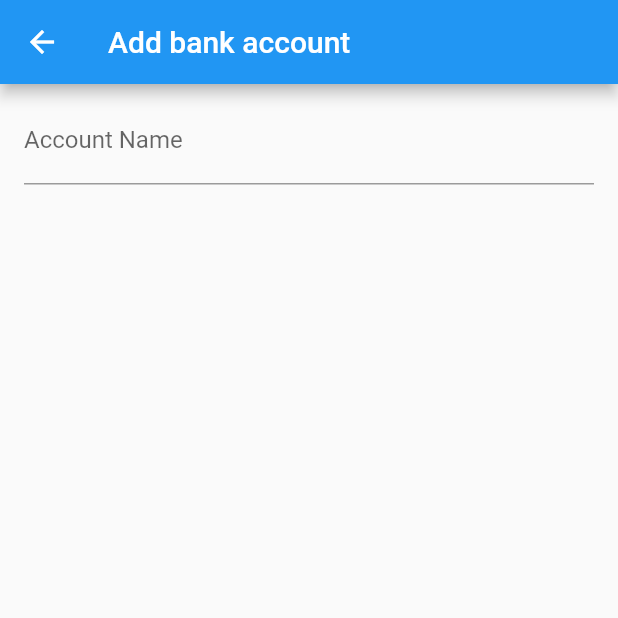
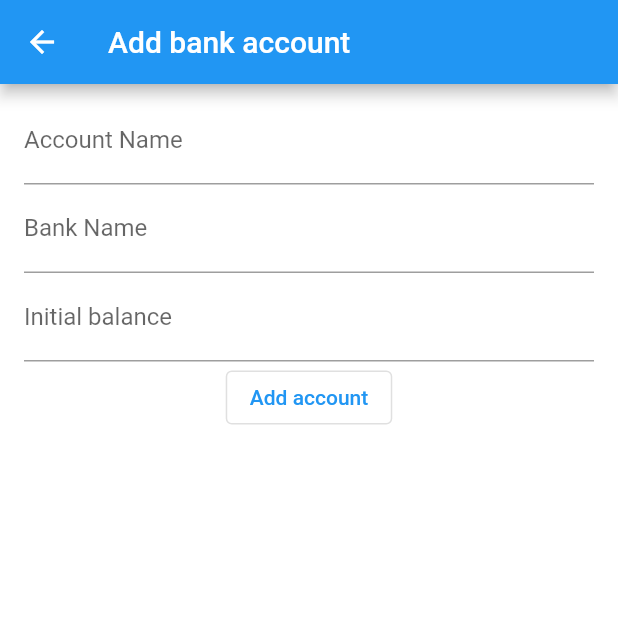
Before and after one commit to MaxMcRolly/gimme-the-loot, a Flutter app: the CreateBankAccountScreen screen opened directly, on a phone screen of 412 x 824 dp, the top half of it. Run offline on Flutter 3.47's test engine with Material 2 defaults, Android fonts, the phone set to English and light mode, and no system bars; our stand-ins replace bloc, equatable, flutter_bloc, font_awesome_flutter, shared_preferences; accounts and stored records are empty.

Commit message:
Created bank account creation screen

```diff
--- a/gimme_the_loot/lib/finance/screens/bank_account_creation.dart
+++ b/gimme_the_loot/lib/finance/screens/bank_account_creation.dart
@@ -1,3 +1,4 @@
+import 'package:gimme_the_loot/finance/models/bank_account.dart';
 import "package:gimme_the_loot/imports.dart";
 
 class CreateBankAccountScreen extends StatefulWidget {
@@ -16,6 +17,7 @@ class _CreateBankAccountScreenState extends State<CreateBankAccountScreen> {
   @override
   Widget build(BuildContext context) {
     return Scaffold(
+      backgroundColor: Colors.white,
       appBar: AppBar(
         title: Text("Add bank account"),
       ),
@@ -31,9 +33,38 @@ class _CreateBankAccountScreenState extends State<CreateBankAccountScreen> {
               decoration: InputDecoration(labelText: "Account Name"),
               controller: accountNameController,
             ),
+            TextFormField(
+              decoration: InputDecoration(labelText: "Bank Name"),
+              controller: bankNameController,
+            ),
+            TextFormField(
+              keyboardType: TextInputType.number,
+              decoration: InputDecoration(
+                  labelText: "Initial balance", suffix: Text("BYN")),
+              controller: initialBalanceController,
+            ),
+            OutlinedButton(
+              onPressed: () {
+                _createBankAccount();
+                Navigator.pop(context);
+              },
+              child: Text("Add account"),
+            )
           ],
         ),
       ),
     );
   }
+
+  _createBankAccount() {
+    bankAccounts.add(
+      BankAccount(
+        bankName: bankNameController.text,
+        accountName: accountNameController.text,
+        accountBalance: double.tryParse(initialBalanceController.text),
+        currency: accountCurrencyController.text,
+      ),
+    );
+    BankAccount().saveToFile();
+  }
 }
--- a/gimme_the_loot/lib/finance/screens/finances.dart
+++ b/gimme_the_loot/lib/finance/screens/finances.dart
@@ -31,6 +31,14 @@ class _FinancesScreenState extends State<FinancesScreen> {
                     SizedBox(
                       height: 16,
                     ),
+                    OutlinedButton(
+                      onPressed: () async {
+                        await Navigator.pushNamed(
+                            context, "/account_creation_screen");
+                        setState(() {});
+                      },
+                      child: Text("Add bank account"),
+                    ),
                   ],
                 ),
               ),
--- a/gimme_the_loot/lib/imports.dart
+++ b/gimme_the_loot/lib/imports.dart
@@ -11,3 +11,4 @@ export 'package:gimme_the_loot/finance/widgets/total_balance.dart';
 export 'package:gimme_the_loot/finance/widgets/bank_account.dart';
 export 'package:gimme_the_loot/common/local_data_repository.dart';
 export 'package:gimme_the_loot/investing/screens/investing.dart';
+export 'package:gimme_the_loot/finance/screens/bank_account_creation.dart';
```
